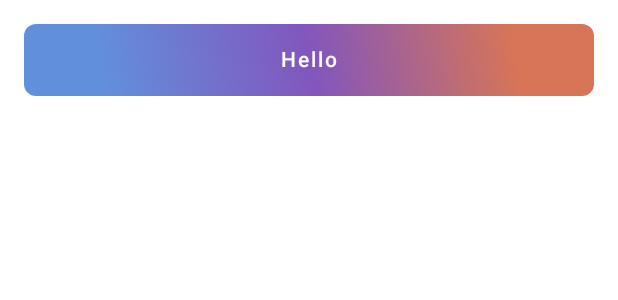
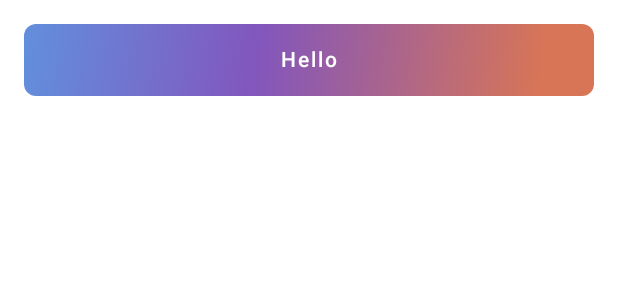
Before and after one commit to Sholastik/EthereumPrice, an Android app built with Jetpack Compose: the @Preview function PriceDateSelectButtonPreview, on a phone screen of 412 x 824 dp. Shown: the top 300 px of the screen. Run offline under Robolectric (Android 15) with nearby library versions, the phone set to English and light mode, and no system bars.

Commit message:
Added gradient shift animation to GradientButton

```diff
--- a/app/src/main/java/com/vyacheslavivanov/ethereumprice/ui/price/GradientButton.kt
+++ b/app/src/main/java/com/vyacheslavivanov/ethereumprice/ui/price/GradientButton.kt
@@ -8,19 +8,18 @@ import androidx.compose.runtime.Composable
 import androidx.compose.ui.Modifier
 import androidx.compose.ui.draw.drawBehind
 import androidx.compose.ui.geometry.CornerRadius
-import androidx.compose.ui.geometry.Offset
 import androidx.compose.ui.graphics.Brush
 import androidx.compose.ui.graphics.Color
 import androidx.compose.ui.unit.Dp
 import androidx.compose.ui.unit.dp
-import kotlin.math.*
+import kotlin.math.max
 
 @Composable
 fun GradientButton(
     onClick: () -> Unit,
     modifier: Modifier = Modifier,
     colors: List<Color>,
-    angle: Double = 0.0,
+    gradientOffset: Float = 0f,
     cornerRadius: Dp = 0.dp,
     content: @Composable RowScope.() -> Unit
 ) {
@@ -30,8 +29,8 @@ fun GradientButton(
         modifier = modifier
             .gradientBackground(
                 colors = colors,
-                angle = angle,
-                cornerRadius = cornerRadius
+                cornerRadius = cornerRadius,
+                gradientOffset = gradientOffset
             )
             .fillMaxWidth(),
         content = content
@@ -40,26 +39,16 @@ fun GradientButton(
 
 private fun Modifier.gradientBackground(
     colors: List<Color>,
-    angle: Double,
-    cornerRadius: Dp
+    cornerRadius: Dp,
+    gradientOffset: Float
 ) = drawBehind {
-    val angleRad = angle / 180.0 * PI
-    val x = cos(angleRad)
-    val y = StrictMath.sin(angleRad)
-
-    val radius = sqrt(size.width.pow(2) + size.height.pow(2)) / 2f
-    val offset = center + Offset((x * radius).toFloat(), (y * radius).toFloat())
-
-    val exactOffset = Offset(
-        x = min(offset.x.coerceAtLeast(0f), size.width),
-        y = size.height - min(offset.y.coerceAtLeast(0f), size.height)
-    )
+    val fraction = 1.0f / max(1, colors.size - 1)
 
     drawRoundRect(
         brush = Brush.linearGradient(
-            colors = colors,
-            start = Offset(size.width, size.height) - exactOffset,
-            end = exactOffset
+            colorStops = colors.mapIndexed { index, color ->
+                index * fraction + gradientOffset to color
+            }.toTypedArray(),
         ),
         cornerRadius = CornerRadius(
             x = cornerRadius.toPx(),
--- a/app/src/main/java/com/vyacheslavivanov/ethereumprice/ui/price/PriceScreen.kt
+++ b/app/src/main/java/com/vyacheslavivanov/ethereumprice/ui/price/PriceScreen.kt
@@ -1,5 +1,6 @@
 package com.vyacheslavivanov.ethereumprice.ui.price
 
+import androidx.compose.animation.core.*
 import androidx.compose.foundation.layout.Column
 import androidx.compose.foundation.layout.fillMaxWidth
 import androidx.compose.foundation.layout.padding
@@ -8,6 +9,7 @@ import androidx.compose.material.Card
 import androidx.compose.material.Scaffold
 import androidx.compose.material.Text
 import androidx.compose.runtime.Composable
+import androidx.compose.runtime.getValue
 import androidx.compose.ui.Modifier
 import androidx.compose.ui.graphics.Color
 import androidx.compose.ui.res.stringResource
@@ -96,6 +98,19 @@ fun PriceDateCardPreview() {
 
 @Composable
 fun PriceDateSelectButton(modifier: Modifier = Modifier) {
+    val infiniteTransition = rememberInfiniteTransition()
+
+    val offset by infiniteTransition.animateFloat(
+        initialValue = -0.3f,
+        targetValue = 0.3f,
+        animationSpec = infiniteRepeatable(
+            animation = keyframes {
+                durationMillis = 7500
+            },
+            repeatMode = RepeatMode.Reverse
+        )
+    )
+
     GradientButton(
         onClick = {
 
@@ -106,8 +121,8 @@ fun PriceDateSelectButton(modifier: Modifier = Modifier) {
             Color(0xFF8256BD),
             Color(0xFFD87556)
         ),
-        angle = 45.0,
-        cornerRadius = 8.dp,
+        gradientOffset = offset,
+        cornerRadius = 8.dp
     ) {
         Text(
             text = "Hello",
```
